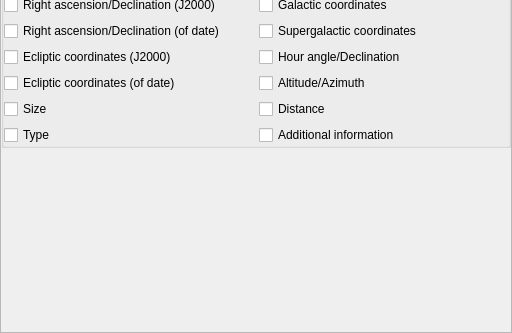
First picture: the form in src/gui/configurationDialog.ui, repository 519984307/stellarium_src, before the edit; both pictures show x 0 to 512 and y 246 to 579 of the 512 by 579 pixel window.
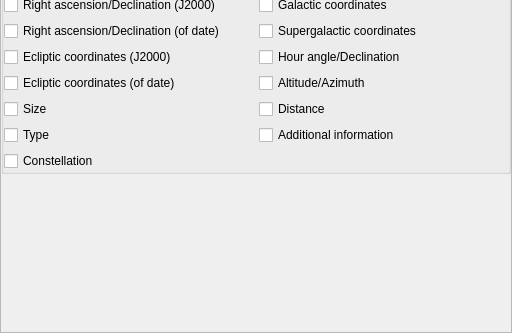
Second picture: the form after the edit. The open tabs and pages were chosen to show the change. Icons and pictures are not drawn. Custom widgets are drawn as their Qt base class.

Patch:
```diff
--- a/src/gui/configurationDialog.ui
+++ b/src/gui/configurationDialog.ui
@@ -774,6 +774,19 @@
                </attribute>
               </widget>
              </item>
+             <item row="8" column="0">
+              <widget class="QCheckBox" name="checkBoxConstellation">
+               <property name="toolTip">
+                <string>3-letter IAU constellation abbreviation</string>
+               </property>
+               <attribute name="buttonGroup">
+               <string notr="true">buttonGroupDisplayedFields</string>
+              </attribute>
+               <property name="text">
+                <string>Constellation</string>
+               </property>
+              </widget>
+             </item>
             </layout>
            </widget>
           </item>
```
Left out of the diff: 72 changed lines with no effect on the pictures.
